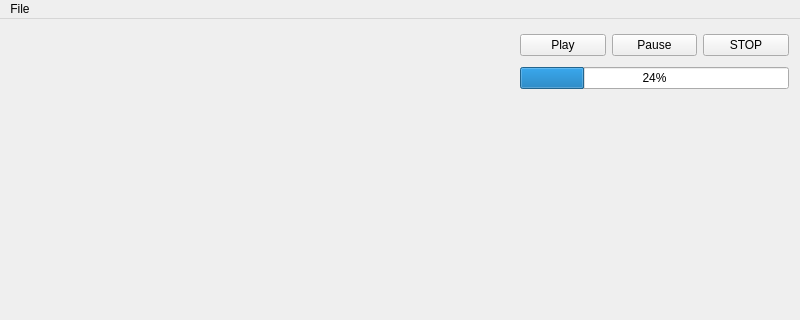
Qt form DriveSerial/UI_DriveTestBed.ui (beppemiletto/engine-calibration-tools) before a commit; both pictures show x 0 to 800 and y 0 to 320 of the 800 by 600 pixel window.
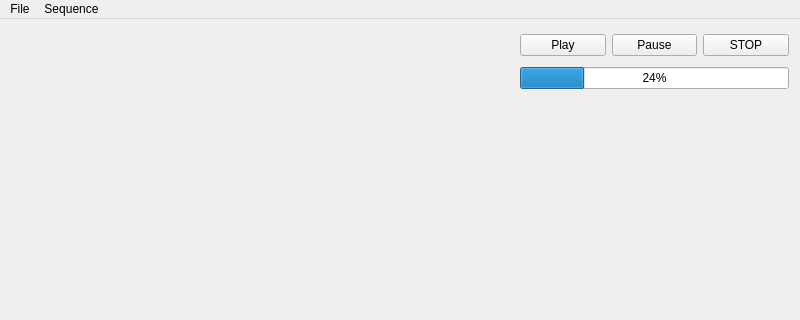
The same form after that commit. Icons and pictures are not drawn.

Commit message: Developed the time history generator for steady state sequence. Vectors and Table Starting the GUI in PyQt4- 2 windows draft

What changed in the file:
```diff
--- a/DriveSerial/UI_DriveTestBed.ui
+++ b/DriveSerial/UI_DriveTestBed.ui
@@ -102,7 +102,17 @@
     <addaction name="separator"/>
     <addaction name="actionExit"/>
    </widget>
+   <widget class="QMenu" name="menu_Sequence">
+    <property name="title">
+     <string>Sequence</string>
+    </property>
+    <addaction name="action_Generate"/>
+    <addaction name="action_Modify"/>
+    <addaction name="separator"/>
+    <addaction name="actionLoad"/>
+   </widget>
    <addaction name="menuFile"/>
+   <addaction name="menu_Sequence"/>
   </widget>
   <widget class="QStatusBar" name="statusbar"/>
   <action name="actionPlaySequence">
```
Left out of the diff: 23 changed lines with no effect on the pictures. The commit also changes 4 other files.
